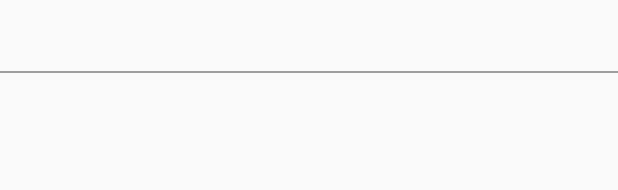
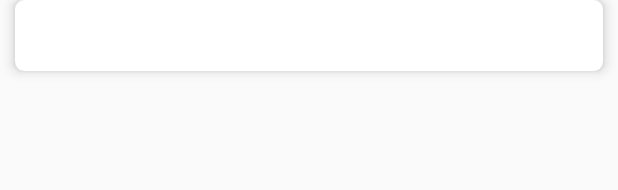
Before and after one commit to Jaimin-Bhut/CabApp-Admin, an Android app: the layout card_area.xml on its own in the app's theme, with its tools: preview values and no code run, on a phone screen of 412 x 824 dp. Shown: the top 190 px of the screen. Run offline under Robolectric (Android 15) with nearby library versions, the light colour scheme and no system bars.

Commit message:
bugs fix

```diff
--- a/app/src/main/res/layout/card_area.xml
+++ b/app/src/main/res/layout/card_area.xml
@@ -1,20 +1,21 @@
 <?xml version="1.0" encoding="utf-8"?>
-<LinearLayout xmlns:android="http://schemas.android.com/apk/res/android"
+<androidx.cardview.widget.CardView xmlns:android="http://schemas.android.com/apk/res/android"
+    xmlns:app="http://schemas.android.com/apk/res-auto"
     android:layout_width="match_parent"
     android:layout_height="wrap_content"
-    android:orientation="vertical">
+    android:layout_marginLeft="@dimen/spacing_middle"
+    android:layout_marginRight="@dimen/spacing_middle"
+    android:layout_marginBottom="10dp"
+    android:orientation="vertical"
+    app:cardCornerRadius="6dp"
+    app:cardElevation="5dp">
 
     <TextView
         android:id="@+id/card_area_txt_name"
         android:layout_width="match_parent"
         android:layout_height="wrap_content"
-        android:layout_marginVertical="10dp"
+        android:padding="10dp"
         android:textColor="@color/colorTitle"
         android:textSize="20dp" />
 
-    <View
-        android:layout_width="match_parent"
-        android:layout_height="1dp"
-        android:background="@color/colorSubtitle" />
-
-</LinearLayout>
+</androidx.cardview.widget.CardView>
--- a/app/src/main/res/layout/card_booking_driver.xml
+++ b/app/src/main/res/layout/card_booking_driver.xml
@@ -1,7 +1,7 @@
 <?xml version="1.0" encoding="utf-8"?>
 <androidx.cardview.widget.CardView xmlns:android="http://schemas.android.com/apk/res/android"
     xmlns:app="http://schemas.android.com/apk/res-auto"
-    android:layout_width="wrap_content"
+    android:layout_width="match_parent"
     android:layout_height="wrap_content"
     android:layout_marginHorizontal="5dp"
     app:cardElevation="5dp"
@@ -22,7 +22,7 @@
             <TextView
                 android:layout_width="match_parent"
                 android:layout_height="wrap_content"
-                android:layout_weight="1"
+                android:layout_weight="2"
                 android:padding="5dp"
                 android:text="Name"
                 android:textColor="@color/colorSubtitle" />
@@ -46,7 +46,7 @@
             <TextView
                 android:layout_width="match_parent"
                 android:layout_height="wrap_content"
-                android:layout_weight="1"
+                android:layout_weight="2"
                 android:padding="5dp"
                 android:text="Email"
                 android:textColor="@color/colorSubtitle" />
--- a/app/src/main/res/layout/fragment_area.xml
+++ b/app/src/main/res/layout/fragment_area.xml
@@ -14,7 +14,7 @@
             android:id="@+id/recycler_view_area"
             android:layout_width="match_parent"
             android:layout_height="wrap_content"
-            android:layout_margin="10dp" />
+            android:layout_marginTop="10dp" />
 
     </ScrollView>
 
--- a/app/src/main/res/layout/fragment_booking.xml
+++ b/app/src/main/res/layout/fragment_booking.xml
@@ -12,6 +12,7 @@
             android:id="@+id/driver_booking_recycler_view"
             android:layout_width="match_parent"
             android:layout_height="wrap_content"
+            android:scrollbars="none"
             android:layout_margin="10dp"
             android:layout_marginBottom="10dp" />
 
@@ -40,6 +41,7 @@
         android:layout_width="match_parent"
         android:layout_height="match_parent"
         android:layout_below="@+id/rl_root"
+        android:scrollbars="none"
         android:layout_marginBottom="60dp">
 
         <RelativeLayout
@@ -67,6 +69,8 @@
             <androidx.recyclerview.widget.RecyclerView
                 android:id="@+id/booking_recycler_view"
                 android:layout_width="match_parent"
+                android:fadeScrollbars="true"
+                android:scrollbars="none"
                 android:layout_height="wrap_content"
                 android:layout_marginHorizontal="10dp"
                 android:layout_marginTop="10dp" />
```
